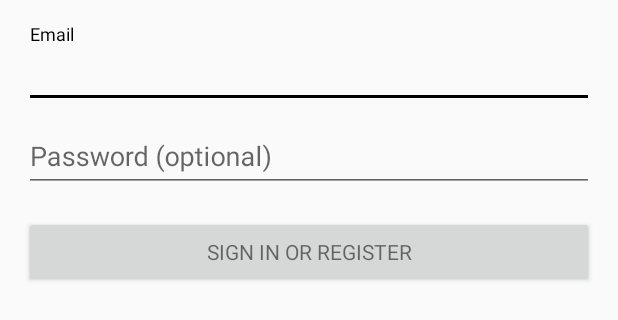
After one commit to tali0273/Tao-Li, an Android app: the layout activity_login.xml on its own in the app's theme, with its tools: preview values and no code run, on a phone screen of 412 x 824 dp. The commit adds this screen. Shown: the top 320 px of the screen. Run offline under Robolectric (Android 15) with nearby library versions, the phone set to English and light mode, and no system bars.

Commit message:
Add Sign in Page

```diff
--- a/SocialBuff/app/build.gradle
+++ b/SocialBuff/app/build.gradle
@@ -2,7 +2,7 @@ apply plugin: 'com.android.application'
 
 android {
     compileSdkVersion 24
-    buildToolsVersion "24.0.3"
+    buildToolsVersion '25.0.2'
     defaultConfig {
         applicationId "com.example.isaia.socialbuff"
         minSdkVersion 21
--- /dev/null
+++ b/SocialBuff/app/src/main/res/layout/activity_login.xml
@@ -0,0 +1,77 @@
+<LinearLayout xmlns:android="http://schemas.android.com/apk/res/android"
+    xmlns:tools="http://schemas.android.com/tools"
+    android:layout_width="match_parent"
+    android:layout_height="match_parent"
+    android:gravity="center_horizontal"
+    android:orientation="vertical"
+    android:paddingBottom="@dimen/activity_vertical_margin"
+    android:paddingLeft="@dimen/activity_horizontal_margin"
+    android:paddingRight="@dimen/activity_horizontal_margin"
+    android:paddingTop="@dimen/activity_vertical_margin"
+    tools:context="com.example.isaia.socialbuff.LoginActivity">
+
+    <!-- Login progress -->
+    <ScrollView
+        android:id="@+id/login_form"
+        android:layout_width="match_parent"
+        android:layout_height="match_parent">
+
+        <LinearLayout
+            android:id="@+id/email_login_form"
+            android:layout_width="match_parent"
+            android:layout_height="wrap_content"
+            android:orientation="vertical">
+
+            <android.support.design.widget.TextInputLayout
+                android:layout_width="match_parent"
+                android:layout_height="wrap_content">
+
+                <AutoCompleteTextView
+                    android:id="@+id/email"
+                    android:layout_width="match_parent"
+                    android:layout_height="wrap_content"
+                    android:hint="@string/prompt_email"
+                    android:inputType="textEmailAddress"
+                    android:maxLines="1"
+                    android:singleLine="true" />
+
+            </android.support.design.widget.TextInputLayout>
+
+            <android.support.design.widget.TextInputLayout
+                android:layout_width="match_parent"
+                android:layout_height="wrap_content">
+
+                <EditText
+                    android:id="@+id/password"
+                    android:layout_width="match_parent"
+                    android:layout_height="wrap_content"
+                    android:hint="@string/prompt_password"
+                    android:imeActionId="@+id/login"
+                    android:imeActionLabel="@string/action_sign_in_short"
+                    android:imeOptions="actionUnspecified"
+                    android:inputType="textPassword"
+                    android:maxLines="1"
+                    android:singleLine="true" />
+
+            </android.support.design.widget.TextInputLayout>
+
+            <Button
+                android:id="@+id/email_sign_in_button"
+                style="?android:textAppearanceSmall"
+                android:layout_width="match_parent"
+                android:layout_height="wrap_content"
+                android:layout_marginTop="16dp"
+                android:text="@string/action_sign_in" />
+
+        </LinearLayout>
+    </ScrollView>
+
+    <ProgressBar
+        android:id="@+id/login_progress"
+        style="?android:attr/progressBarStyleLarge"
+        android:layout_width="wrap_content"
+        android:layout_height="wrap_content"
+        android:layout_marginBottom="8dp"
+        android:visibility="gone" />
+
+</LinearLayout>
--- a/SocialBuff/build.gradle
+++ b/SocialBuff/build.gradle
@@ -5,7 +5,7 @@ buildscript {
         jcenter()
     }
     dependencies {
-        classpath 'com.android.tools.build:gradle:2.2.0'
+        classpath 'com.android.tools.build:gradle:2.2.3'
 
         // NOTE: Do not place your application dependencies here; they belong
         // in the individual module build.gradle files
```
Also changed, not shown: SocialBuff/app/src/main/AndroidManifest.xml (+21 -0 lines), SocialBuff/app/src/main/java/com/example/isaia/socialbuff/LoginActivity.java (added, +360 -0 lines), SocialBuff/app/src/main/java/com/example/isaia/socialbuff/MainActivity.java (+4 -3 lines), SocialBuff/app/src/main/res/drawable/ic_info_black_24dp.xml (added, +9 -0 lines), SocialBuff/app/src/main/res/drawable/ic_notifications_black_24dp.xml (added, +9 -0 lines), SocialBuff/app/src/main/res/drawable/ic_sync_black_24dp.xml (added, +9 -0 lines), SocialBuff/app/src/main/res/values/strings.xml (+87 -0 lines), SocialBuff/app/src/main/res/xml/pref_data_sync.xml (added, +21 -0 lines), SocialBuff/app/src/main/res/xml/pref_general.xml (added, +33 -0 lines), SocialBuff/app/src/main/res/xml/pref_headers.xml (added, +20 -0 lines), SocialBuff/app/src/main/res/xml/pref_notification.xml (added, +27 -0 lines).
